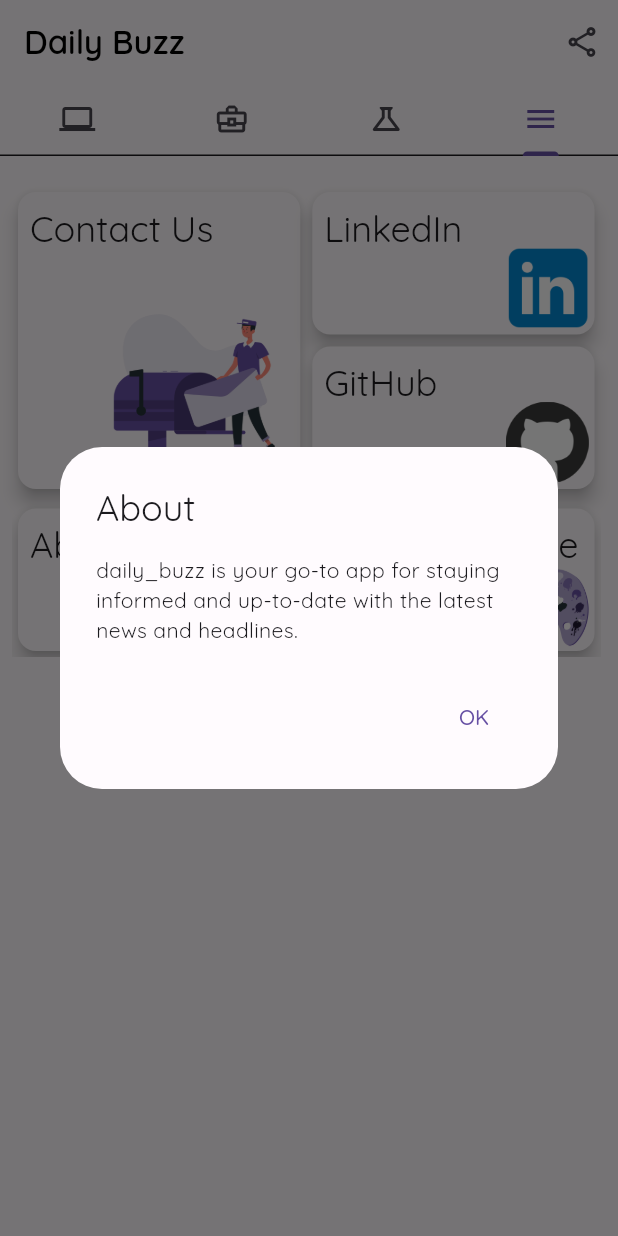
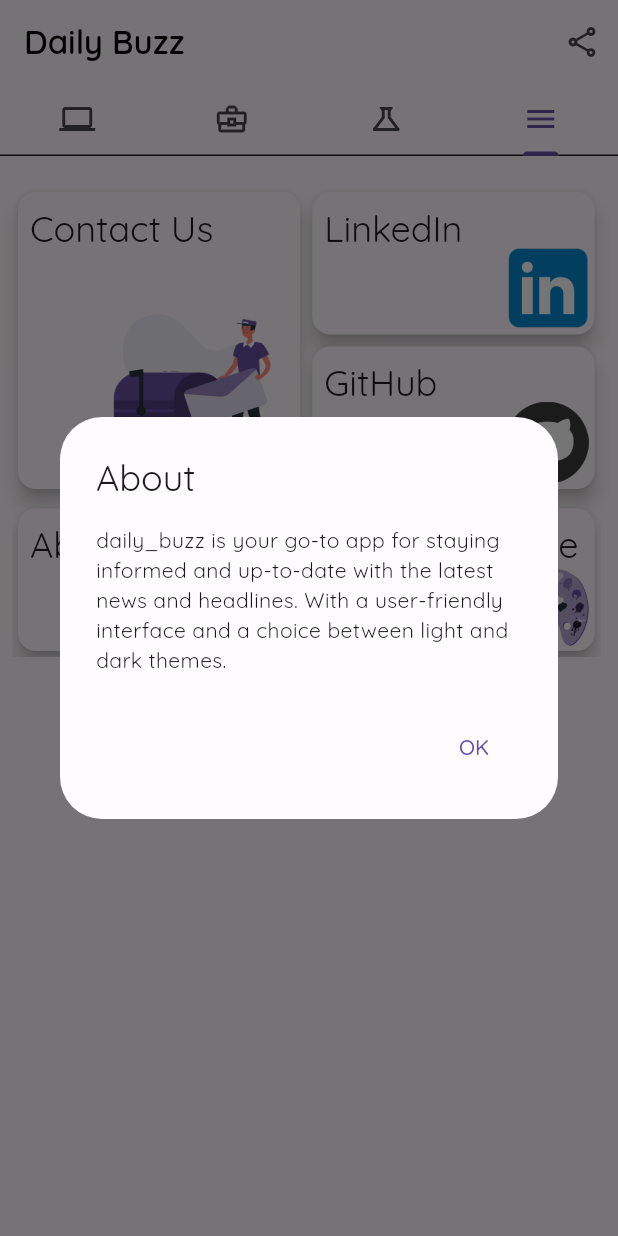
Before and after one commit to SAQG007/daily_buzz, a Flutter app: the screen it shows after launch, tab 4 chosen, after a tap on "About", on a phone screen of 412 x 824 dp. Run offline on Flutter 3.47's test engine with Material 2 defaults, Android fonts, the phone set to English and light mode, and no system bars; our stand-ins replace package_info_plus, shared_preferences.

Commit message:
Changed about message

```diff
--- a/lib/pages/menu_page.dart
+++ b/lib/pages/menu_page.dart
@@ -142,7 +142,7 @@ class _MenuPageState extends State<MenuPage> {
             "About",
           ),
           content: Text(
-            "$_appName is your go-to app for staying informed and up-to-date with the latest news and headlines.",
+            "$_appName is your go-to app for staying informed and up-to-date with the latest news and headlines. With a user-friendly interface and a choice between light and dark themes.",
           ),
           actions: [
             TextButton(
```
